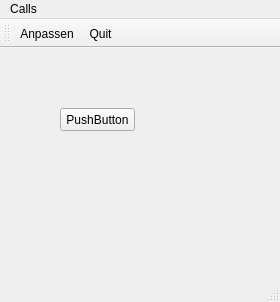
This is GUI/mainwindow.ui in luxc1101/Raspi-USB-Simulator as Qt 5 draws it before an edit. The edited form follows.
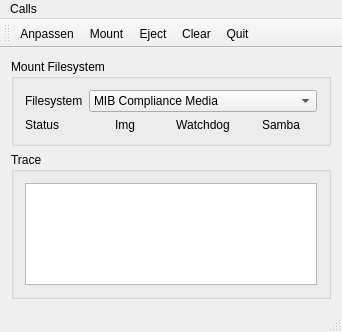
This is the edited form. Icons and pictures are not drawn.

Commit message: layout main window

```diff
--- a/GUI/mainwindow.ui
+++ b/GUI/mainwindow.ui
@@ -6,34 +6,159 @@
    <rect>
     <x>0</x>
     <y>0</y>
-    <width>280</width>
-    <height>302</height>
+    <width>342</width>
+    <height>332</height>
    </rect>
   </property>
   <property name="windowTitle">
    <string>USB Simulator</string>
   </property>
   <widget class="QWidget" name="centralWidget">
-   <widget class="QPushButton" name="pushButton">
-    <property name="geometry">
-     <rect>
-      <x>60</x>
-      <y>60</y>
-      <width>75</width>
-      <height>23</height>
-     </rect>
-    </property>
-    <property name="text">
-     <string>PushButton</string>
-    </property>
-   </widget>
+   <layout class="QGridLayout" name="gridLayout_4">
+    <item row="0" column="0">
+     <widget class="QGroupBox" name="groupBox_mtfs">
+      <property name="title">
+       <string>Mount Filesystem</string>
+      </property>
+      <layout class="QGridLayout" name="gridLayout_2">
+       <item row="0" column="0">
+        <layout class="QGridLayout" name="gridLayout_3">
+         <item row="0" column="0">
+          <layout class="QFormLayout" name="formLayout">
+           <item row="0" column="0">
+            <widget class="QLabel" name="LB_Filesystem">
+             <property name="text">
+              <string>Filesystem</string>
+             </property>
+            </widget>
+           </item>
+           <item row="0" column="1">
+            <widget class="QComboBox" name="comboBox">
+             <item>
+              <property name="text">
+               <string>MIB Compliance Media</string>
+              </property>
+             </item>
+             <item>
+              <property name="text">
+               <string>ext2</string>
+              </property>
+             </item>
+             <item>
+              <property name="text">
+               <string>ext3</string>
+              </property>
+             </item>
+             <item>
+              <property name="text">
+               <string>ext4</string>
+              </property>
+             </item>
+             <item>
+              <property name="text">
+               <string>fat16</string>
+              </property>
+             </item>
+             <item>
+              <property name="text">
+               <string>fat32</string>
+              </property>
+             </item>
+             <item>
+              <property name="text">
+               <string>ntfs</string>
+              </property>
+             </item>
+             <item>
+              <property name="text">
+               <string>exfat</string>
+              </property>
+             </item>
+             <item>
+              <property name="text">
+               <string>hfsplus</string>
+              </property>
+             </item>
+             <item>
+              <property name="text">
+               <string>partitions</string>
+              </property>
+             </item>
+             <item>
+              <property name="text">
+               <string>Software update</string>
+              </property>
+             </item>
+            </widget>
+           </item>
+           <item row="1" column="1">
+            <layout class="QHBoxLayout" name="horizontalLayout">
+             <item>
+              <widget class="QLabel" name="LB_Img">
+               <property name="text">
+                <string>Img</string>
+               </property>
+               <property name="alignment">
+                <set>Qt::AlignCenter</set>
+               </property>
+              </widget>
+             </item>
+             <item>
+              <widget class="QLabel" name="LB_WaDo">
+               <property name="text">
+                <string>Watchdog</string>
+               </property>
+               <property name="alignment">
+                <set>Qt::AlignCenter</set>
+               </property>
+              </widget>
+             </item>
+             <item>
+              <widget class="QLabel" name="LB_Samba">
+               <property name="text">
+                <string>Samba</string>
+               </property>
+               <property name="alignment">
+                <set>Qt::AlignCenter</set>
+               </property>
+              </widget>
+             </item>
+            </layout>
+           </item>
+           <item row="1" column="0">
+            <widget class="QLabel" name="LB_Status">
+             <property name="text">
+              <string>Status</string>
+             </property>
+            </widget>
+           </item>
+          </layout>
+         </item>
+        </layout>
+       </item>
+      </layout>
+     </widget>
+    </item>
+    <item row="1" column="0">
+     <widget class="QGroupBox" name="groupBox_trace">
+      <property name="title">
+       <string>Trace</string>
+      </property>
+      <layout class="QGridLayout" name="gridLayout">
+       <item row="0" column="0">
+        <widget class="QTextEdit" name="textEdit_trace"/>
+       </item>
+      </layout>
+     </widget>
+    </item>
+   </layout>
   </widget>
   <widget class="QMenuBar" name="menuBar">
    <property name="geometry">
     <rect>
      <x>0</x>
      <y>0</y>
-     <width>280</width>
+     <width>342</width>
      <height>21</height>
     </rect>
    </property>
@@ -41,7 +166,10 @@
     <property name="title">
      <string>Calls</string>
     </property>
-    <addaction name="actionConnect"/>
+    <addaction name="actionAnpassen"/>
+    <addaction name="actionMount"/>
+    <addaction name="actionEject"/>
+    <addaction name="actionClear"/>
     <addaction name="actionQuit"/>
    </widget>
    <addaction name="menuCalls"/>
@@ -56,11 +184,14 @@
    <attribute name="toolBarBreak">
     <bool>false</bool>
    </attribute>
-   <addaction name="actionConnect"/>
+   <addaction name="actionAnpassen"/>
+   <addaction name="actionMount"/>
+   <addaction name="actionEject"/>
+   <addaction name="actionClear"/>
    <addaction name="actionQuit"/>
   </widget>
   <widget class="QStatusBar" name="statusBar"/>
-  <action name="actionConnect">
+  <action name="actionAnpassen">
    <property name="enabled">
     <bool>true</bool>
    </property>
@@ -75,12 +206,39 @@
   <action name="actionQuit">
    <property name="icon">
     <iconset resource="ProQrc.qrc">
-     <normaloff>:/Image/application-exit.png</normaloff>:/Image/application-exit.png</iconset>
+     <normaloff>:/Image/putty-exit.png</normaloff>:/Image/putty-exit.png</iconset>
    </property>
    <property name="text">
     <string>Quit</string>
    </property>
   </action>
+  <action name="actionEject">
+   <property name="icon">
+    <iconset resource="ProQrc.qrc">
+     <normaloff>:/Image/disconnect.png</normaloff>:/Image/disconnect.png</iconset>
+   </property>
+   <property name="text">
+    <string>Eject</string>
+   </property>
+  </action>
+  <action name="actionMount">
+   <property name="icon">
+    <iconset resource="ProQrc.qrc">
+     <normaloff>:/Image/connect.png</normaloff>:/Image/connect.png</iconset>
+   </property>
+   <property name="text">
+    <string>Mount</string>
+   </property>
+  </action>
+  <action name="actionClear">
+   <property name="icon">
+    <iconset resource="ProQrc.qrc">
+     <normaloff>:/Image/clear.png</normaloff>:/Image/clear.png</iconset>
+   </property>
+   <property name="text">
+    <string>Clear</string>
+   </property>
+  </action>
  </widget>
  <layoutdefault spacing="6" margin="11"/>
  <resources>
```
The commit also changes 9 other files.
